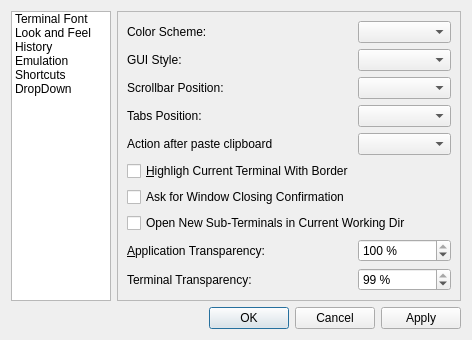
lxqt/qterminal, file src/forms/propertiesdialog.ui: the form before one commit.
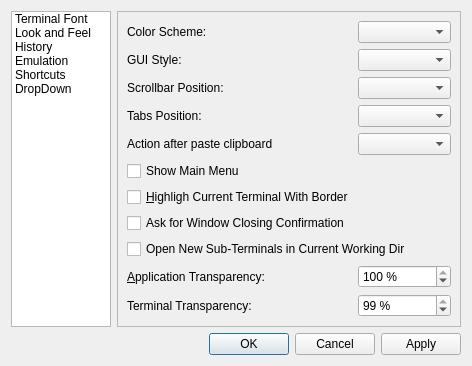
The form after the commit.

Commit message: implemented #41 Request: Ctrl+M Disable Menu Bar Option

```diff
--- a/src/forms/propertiesdialog.ui
+++ b/src/forms/propertiesdialog.ui
@@ -7,7 +7,7 @@
     <x>0</x>
     <y>0</y>
     <width>472</width>
-    <height>334</height>
+    <height>360</height>
    </rect>
   </property>
   <property name="windowTitle">
@@ -285,6 +285,13 @@
          </property>
         </widget>
        </item>
+       <item row="5" column="0" colspan="3">
+        <widget class="QCheckBox" name="showMenuCheckBox">
+         <property name="text">
+          <string>Show Main Menu</string>
+         </property>
+        </widget>
+       </item>
       </layout>
      </widget>
      <widget class="QWidget" name="historyPage">
```
The commit also changes 7 other files.
